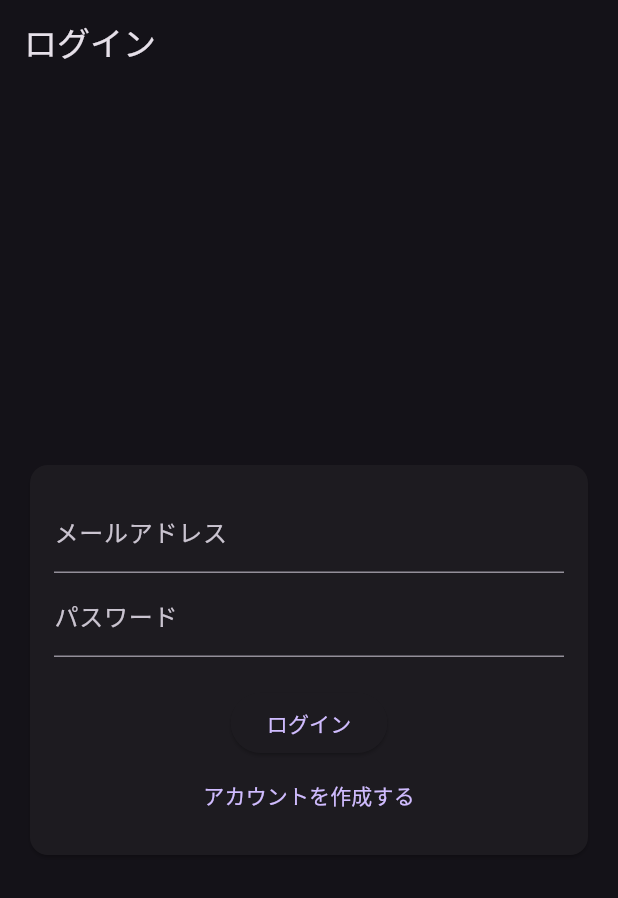
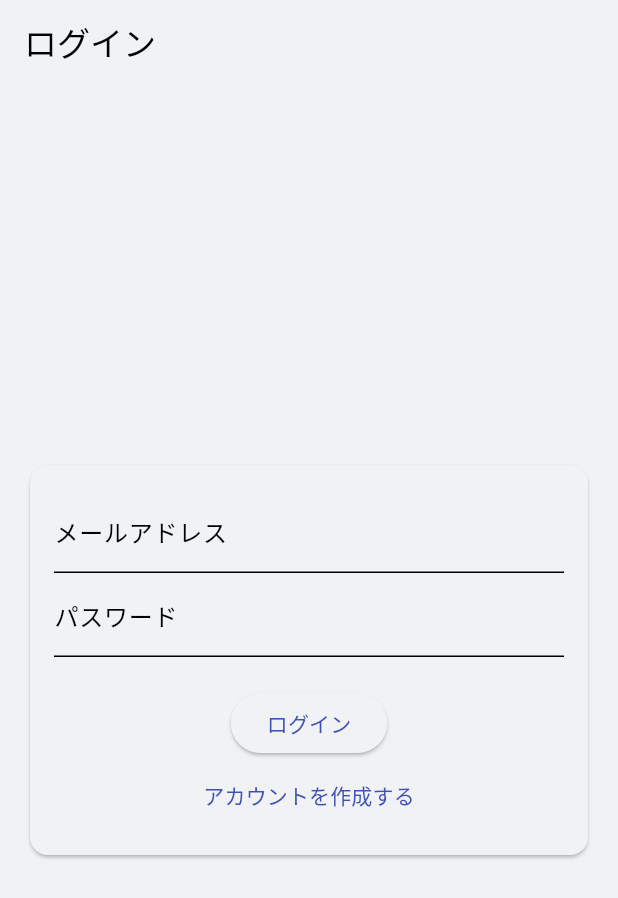
Before and after one commit to Nyao0410/Catalyze, a Flutter app: the screen it shows after launch, on a phone screen of 412 x 824 dp. Shown: the top 898 px of the screen. Run offline on Flutter 3.47's test engine with Material 3 defaults, Android fonts, the light colour scheme and no system bars; our stand-ins replace cloud_firestore, firebase_auth, firebase_core, fl_chart, google_fonts; accounts and stored records are empty; Roboto replaces fonts that are missing (NotoSansJP).

Commit message:
v1.3.0　UI基盤構築 第一段階
ログインの認証が2つある可能性があるから気をつけること。

```diff
--- /dev/null
+++ b/lib/auth_gate.dart
@@ -0,0 +1,33 @@
+import 'package:flutter/material.dart';
+import 'package:firebase_auth/firebase_auth.dart';
+import 'package:study_ai_assistant/main_scaffold.dart';
+import 'package:study_ai_assistant/screens/auth_screen.dart';
+import 'package:study_ai_assistant/services/auth_service.dart';
+
+class AuthGate extends StatelessWidget {
+  const AuthGate({super.key});
+
+  @override
+  Widget build(BuildContext context) {
+    final AuthService authService = AuthService();
+
+    return StreamBuilder<User?>(
+      stream: authService.authStateChanges,
+      builder: (context, snapshot) {
+        // 接続状態をチェック
+        if (snapshot.connectionState == ConnectionState.waiting) {
+          return const Scaffold(
+            body: Center(child: CircularProgressIndicator()),
+          );
+        }
+
+        // ユーザーがログインしているかチェック
+        if (snapshot.hasData) {
+          return const MainScaffold();
+        } else {
+          return const AuthScreen();
+        }
+      },
+    );
+  }
+}
--- /dev/null
+++ b/lib/constants/app_theme.dart
@@ -0,0 +1,48 @@
+import 'package:flutter/material.dart';
+import 'package:google_fonts/google_fonts.dart';
+
+class AppTheme {
+  // ライトテーマ
+  static ThemeData get lightTheme {
+    return ThemeData(
+      useMaterial3: true,
+      brightness: Brightness.light,
+      primaryColor: Colors.indigo,
+      scaffoldBackgroundColor: const Color(0xFFF0F2F5),
+      colorScheme: const ColorScheme.light(
+        primary: Colors.indigo,
+        secondary: Colors.teal,
+        surface: Color(0xFFF0F2F5),
+      ),
+      textTheme: GoogleFonts.notoSansJpTextTheme(
+        ThemeData.light().textTheme,
+      ),
+      appBarTheme: const AppBarTheme(
+        elevation: 0,
+        backgroundColor: Color(0xFFF0F2F5),
+      ),
+    );
+  }
+
+  // ダークテーマ
+  static ThemeData get darkTheme {
+    return ThemeData(
+      useMaterial3: true,
+      brightness: Brightness.dark,
+      primaryColor: Colors.cyanAccent,
+      scaffoldBackgroundColor: const Color(0xFF121212),
+      colorScheme: const ColorScheme.dark(
+        primary: Colors.cyanAccent,
+        secondary: Colors.tealAccent,
+        surface: Color(0xFF121212),
+      ),
+      textTheme: GoogleFonts.notoSansJpTextTheme(
+        ThemeData.dark().textTheme,
+      ),
+      appBarTheme: const AppBarTheme(
+        elevation: 0,
+        backgroundColor: Color(0xFF1E1E1E),
+      ),
+    );
+  }
+}
--- a/lib/main.dart
+++ b/lib/main.dart
@@ -1,17 +1,14 @@
 import 'package:flutter/material.dart';
-import 'package:study_ai_assistant/main_scaffold.dart';
 import 'package:firebase_core/firebase_core.dart';
+import 'package:study_ai_assistant/auth_gate.dart';
+import 'package:study_ai_assistant/constants/app_theme.dart'; // 新しいテーマをインポート
 import 'firebase_options.dart';
 
 Future<void> main() async {
-  // Flutterアプリのウィジェット（UI部品）を動かすための準備
   WidgetsFlutterBinding.ensureInitialized();
-
-  // Firebaseを初期化します
   await Firebase.initializeApp(
     options: DefaultFirebaseOptions.currentPlatform,
   );
-
   runApp(const MyApp());
 }
 
@@ -22,13 +19,12 @@ class MyApp extends StatelessWidget {
   Widget build(BuildContext context) {
     return MaterialApp(
       title: 'Study AI Assistant',
-      theme: ThemeData(
-        brightness: Brightness.dark,
-        primarySwatch: Colors.blue,
-        visualDensity: VisualDensity.adaptivePlatformDensity,
-        fontFamily: 'NotoSansJP',
-      ),
-      home: const MainScaffold(),
+      // 新しいテーマを適用
+      theme: AppTheme.lightTheme,
+      darkTheme: AppTheme.darkTheme,
+      themeMode: ThemeMode.system, // OSの設定に応じてテーマを自動で切り替え
+
+      home: const AuthGate(),
       debugShowCheckedModeBanner: false,
     );
   }
--- a/lib/main_scaffold.dart
+++ b/lib/main_scaffold.dart
@@ -15,7 +15,7 @@ class MainScaffold extends StatefulWidget {
 
 class _MainScaffoldState extends State<MainScaffold> {
   int _selectedIndex = 0;
-  final AuthService _authService = AuthService();
+  final AuthService authService = AuthService();
 
   static const List<Widget> _widgetOptions = <Widget>[
     HomeScreen(),
@@ -32,7 +32,7 @@ class _MainScaffoldState extends State<MainScaffold> {
   @override
   Widget build(BuildContext context) {
     return StreamBuilder<User?>(
-      stream: _authService.authStateChanges,
+      stream: authService.authStateChanges,
       builder: (context, snapshot) {
         if (snapshot.connectionState == ConnectionState.waiting) {
           return const Scaffold(
--- a/lib/screens/settings_screen.dart
+++ b/lib/screens/settings_screen.dart
@@ -6,7 +6,7 @@ class SettingsScreen extends StatelessWidget {
 
   @override
   Widget build(BuildContext context) {
-    final AuthService _authService = AuthService();
+    final AuthService authService = AuthService();
 
     return Scaffold(
       appBar: AppBar(
@@ -23,7 +23,7 @@ class SettingsScreen extends StatelessWidget {
             const SizedBox(height: 20),
             ElevatedButton(
               onPressed: () async {
-                await _authService.logOut();
+                await authService.logOut();
               },
               child: const Text('ログアウト'),
             ),
--- a/lib/services/auth_service.dart
+++ b/lib/services/auth_service.dart
@@ -1,4 +1,5 @@
 import 'package:firebase_auth/firebase_auth.dart';
+import 'package:flutter/foundation.dart'; // debugPrintのために追加
 
 class AuthService {
   // Firebase Authenticationのインスタンスを取得
@@ -28,7 +29,7 @@ class AuthService {
     } on FirebaseAuthException catch (e) {
       // エラーハンドリング（例: パスワードが弱い、メールアドレスが既に使用されているなど）
       // UI側でこのエラーをキャッチして、適切なメッセージを表示します。
-      print('SignUp Error: ${e.message}');
+      debugPrint('SignUp Error: ${e.message}');
       rethrow; // エラーを呼び出し元に再スローする
     }
   }
@@ -47,7 +48,7 @@ class AuthService {
       return userCredential;
     } on FirebaseAuthException catch (e) {
       // エラーハンドリング（例: ユーザーが見つからない、パスワードが違うなど）
-      print('LogIn Error: ${e.message}');
+      debugPrint('LogIn Error: ${e.message}');
       rethrow;
     }
   }
--- a/pubspec.yaml
+++ b/pubspec.yaml
@@ -20,6 +20,7 @@ dependencies:
   fl_chart: ^0.66.2
   intl: ^0.18.1
   uuid: ^4.3.3
+  google_fonts: ^6.2.1
 
 dev_dependencies:
   flutter_test:
```
Also changed, not shown: firepit-log.txt (added, +13 -0 lines), lib/screens/auth_screen.dart (+6 -4 lines), pubspec.lock, 1 other file.
